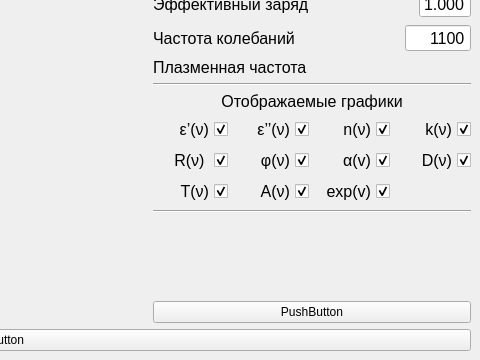
First picture: the form in Ui.ui, repository IDAnton/Drude-Lorentz, before the edit; both pictures show x 494 to 974 and y 299 to 659 of the 974 by 659 pixel window.
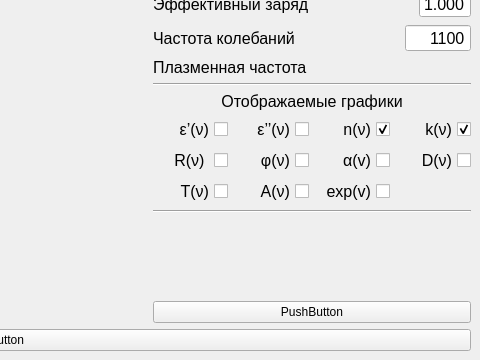
Second picture: the form after the edit. Custom widgets are drawn as their Qt base class.

```diff
--- a/Ui.ui
+++ b/Ui.ui
@@ -730,7 +730,7 @@
                  <string>ε’(ν)</string>
                 </property>
                 <property name="checked">
-                 <bool>true</bool>
+                 <bool>false</bool>
                 </property>
                </widget>
               </item>
@@ -746,7 +746,7 @@
                  <string>ε’’(ν)</string>
                 </property>
                 <property name="checked">
-                 <bool>true</bool>
+                 <bool>false</bool>
                 </property>
                </widget>
               </item>
@@ -794,7 +794,7 @@
                  <string>R(ν) </string>
                 </property>
                 <property name="checked">
-                 <bool>true</bool>
+                 <bool>false</bool>
                 </property>
                </widget>
               </item>
@@ -810,7 +810,7 @@
                  <string>φ(ν)</string>
                 </property>
                 <property name="checked">
-                 <bool>true</bool>
+                 <bool>false</bool>
                 </property>
                </widget>
               </item>
@@ -826,7 +826,7 @@
                  <string>α(v)</string>
                 </property>
                 <property name="checked">
-                 <bool>true</bool>
+                 <bool>false</bool>
                 </property>
                </widget>
               </item>
@@ -842,7 +842,10 @@
                  <string>D(ν)</string>
                 </property>
                 <property name="checked">
-                 <bool>true</bool>
+                 <bool>false</bool>
+                </property>
+                <property name="autoRepeat">
+                 <bool>false</bool>
                 </property>
                </widget>
               </item>
@@ -858,7 +861,7 @@
                  <string>T(ν)</string>
                 </property>
                 <property name="checked">
-                 <bool>true</bool>
+                 <bool>false</bool>
                 </property>
                </widget>
               </item>
@@ -874,7 +877,7 @@
                  <string>A(ν)</string>
                 </property>
                 <property name="checked">
-                 <bool>true</bool>
+                 <bool>false</bool>
                 </property>
                </widget>
               </item>
@@ -890,7 +893,7 @@
                  <string>exp(v)</string>
                 </property>
                 <property name="checked">
-                 <bool>true</bool>
+                 <bool>false</bool>
                 </property>
                </widget>
               </item>
```
